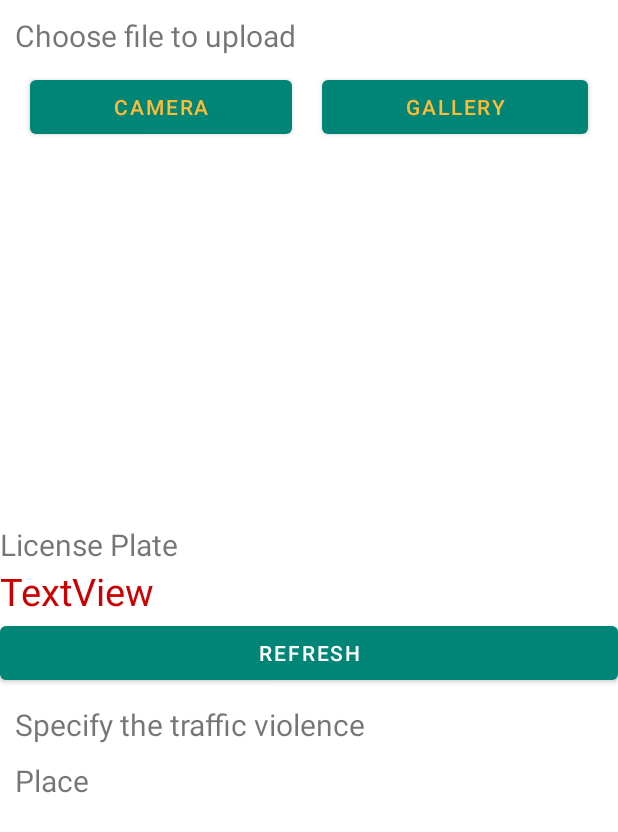
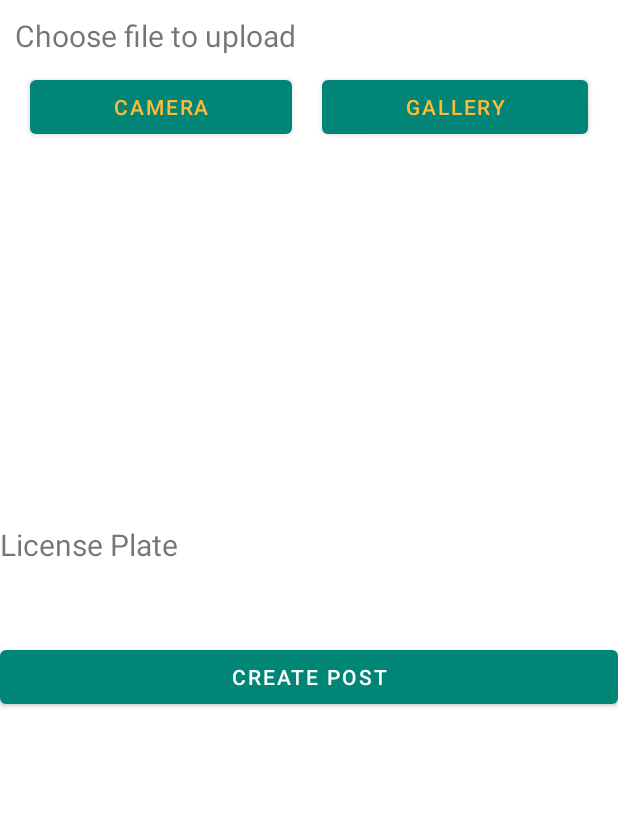
Before and after one commit to TharukaGamage/WatchUDrive, an Android app: the reader screen opened directly, with no data from a screen before it, on a phone screen of 412 x 824 dp. Shown: the top 832 px of the screen. Run offline under Robolectric (Android 15) with nearby library versions, the phone set to English and light mode, and no system bars; libraries missing offline, so code that uses them is left out: com.theartofdev.edmodo; pictures from the network do not load.

Commit message:
upload activity added

```diff
--- a/app/src/main/AndroidManifest.xml
+++ b/app/src/main/AndroidManifest.xml
@@ -1,8 +1,12 @@
 <?xml version="1.0" encoding="utf-8"?>
 <manifest xmlns:android="http://schemas.android.com/apk/res/android"
+    xmlns:tools="http://schemas.android.com/tools"
     package="com.example.watchudrive">
 
     <uses-permission android:name="android.permission.INTERNET" />
+    <uses-permission android:name="android.permission.CAMERA"/>
+    <uses-permission android:name="android.permission.READ_EXTERNAL_STORAGE"/>
+    <uses-permission android:name="android.permission.WRITE_EXTERNAL_STORAGE"/>
 
     <application
         android:allowBackup="true"
@@ -10,7 +14,8 @@
         android:label="@string/app_name"
         android:roundIcon="@mipmap/ic_launcher_round"
         android:supportsRtl="true"
-        android:theme="@style/AppTheme">
+        android:theme="@style/AppTheme"
+        tools:ignore="GoogleAppIndexingWarning">
         <activity android:name=".reader"></activity>
         <activity android:name=".MainActivity">
             <intent-filter>
@@ -24,6 +29,8 @@
         <activity android:name=".CommentVieweActivity" />
         <activity android:name=".ReviewActivity" />
         <activity android:name=".ImageReviewActivity" />
+        <activity android:name="com.theartofdev.edmodo.cropper.CropImageActivity"
+            android:theme="@style/Base.Theme.AppCompat"/> <!-- optional (needed if default theme has no action bar) -->
     </application>
 
 </manifest>
--- a/app/src/main/res/layout/activity_reader.xml
+++ b/app/src/main/res/layout/activity_reader.xml
@@ -64,11 +64,13 @@
             android:textSize="20sp" />
 
         <TextView
+            android:layout_marginHorizontal="15sp"
+            android:padding="8dp"
             android:id="@+id/textView3"
             android:layout_width="wrap_content"
             android:layout_height="wrap_content"
             android:layout_weight="1"
-            android:text="TextView"
+            android:text=""
             android:textColor="@android:color/holo_red_dark"
             android:textSize="25sp" />
 
@@ -76,27 +78,7 @@
             android:id="@+id/button2"
             android:layout_width="match_parent"
             android:layout_height="wrap_content"
-            android:text="Refresh" />
-
-        <TextView
-            android:id="@+id/textView4"
-            android:layout_width="match_parent"
-            android:layout_height="wrap_content"
-            android:text="@string/txt4"
-            android:layout_marginTop="10dp"
-            android:layout_marginLeft="10dp"
-            android:layout_marginRight="10dp"
-            android:textSize="20sp"/>
-
-        <TextView
-            android:id="@+id/textView5"
-            android:layout_width="match_parent"
-            android:layout_height="wrap_content"
-            android:text="@string/txt5"
-            android:layout_marginTop="10dp"
-            android:layout_marginLeft="10dp"
-            android:layout_marginRight="10dp"
-            android:textSize="20sp"/>
+            android:text="Create Post" />
 
     </LinearLayout>
 </ScrollView>
```
